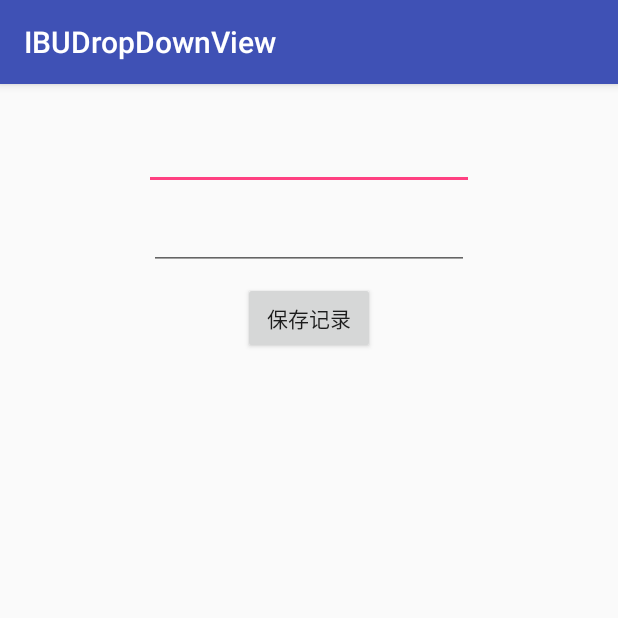
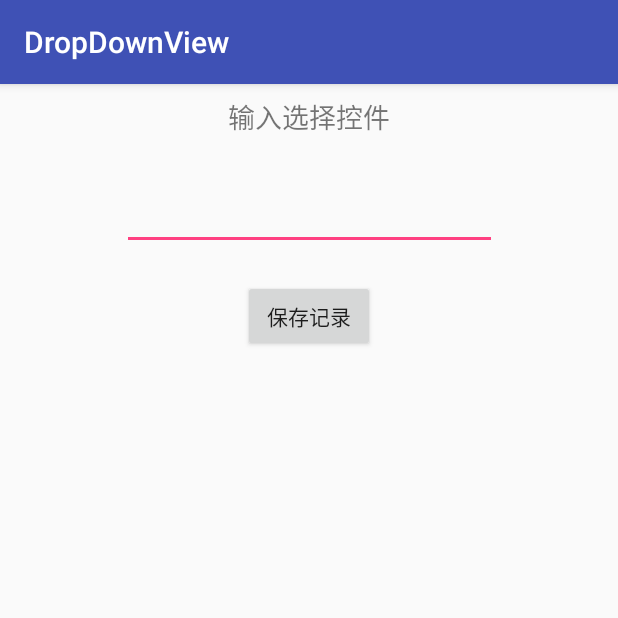
Before and after one commit to bytetang/DropDownAutoCompleteView, an Android app: the screen it shows after launch (MainActivity), on a phone screen of 412 x 824 dp, the top half of it. Run offline under Robolectric (Android 15) with nearby library versions, the phone set to English and light mode, and no system bars.

Commit message:
修改demo

```diff
--- a/app/src/main/res/layout/activity_main.xml
+++ b/app/src/main/res/layout/activity_main.xml
@@ -6,34 +6,44 @@
         android:layout_width="match_parent"
         android:layout_height="match_parent">
 
-    <com.ctrip.ibu.dropdownview.DropDownEditTextView
-            android:id="@+id/dropdownView"
+    <TextView
+            android:text="输入选择控件"
+            android:layout_width="wrap_content"
+            android:layout_height="wrap_content"
+            android:id="@+id/textView"
+            tools:text="输入选择控件"
+            app:layout_constraintStart_toStartOf="parent"
+            app:layout_constraintEnd_toEndOf="parent"
             app:layout_constraintLeft_toLeftOf="parent"
             app:layout_constraintRight_toRightOf="parent"
             app:layout_constraintTop_toTopOf="parent"
-            android:layout_width="220dp"
-            android:layout_height="wrap_content"
-            android:layout_marginTop="25dp"/>
+            android:layout_marginTop="8dp"
+            android:textSize="18sp"/>
 
-    <EditText
-            android:layout_width="wrap_content"
-            android:layout_height="wrap_content"
-            android:inputType="number"
-            android:ems="10"
-            app:layout_constraintLeft_toLeftOf="parent"
-            app:layout_constraintRight_toRightOf="parent"
-            android:id="@+id/editText"
-            android:layout_marginTop="8dp"
-            app:layout_constraintTop_toBottomOf="@+id/dropdownView"/>
 
-    <Button
+    <android.support.v7.widget.AppCompatButton
             android:text="保存记录"
             android:layout_width="wrap_content"
             android:layout_height="wrap_content"
             app:layout_constraintLeft_toLeftOf="parent"
             app:layout_constraintRight_toRightOf="parent"
             android:id="@+id/btnSave"
-            android:layout_marginTop="8dp"
-            app:layout_constraintTop_toBottomOf="@+id/editText"/>
+            android:layout_marginTop="20dp"
+            app:layout_constraintTop_toBottomOf="@+id/dropdownView"/>
+
+
+    <com.ctrip.ibu.dropdownview.DropDownEditTextView
+            android:id="@+id/dropdownView"
+            android:imeOptions="actionNext"
+            android:maxLines="1"
+            android:inputType="textEmailAddress"
+            android:textColor="@color/color_333333"
+            android:textColorHint="@color/color_cccccc"
+            app:layout_constraintLeft_toLeftOf="parent"
+            app:layout_constraintRight_toRightOf="parent"
+            android:layout_width="250dp"
+            android:layout_height="wrap_content"
+            android:layout_marginTop="30dp"
+            app:layout_constraintTop_toBottomOf="@+id/textView"/>
 
 </android.support.constraint.ConstraintLayout>
--- a/app/src/main/res/values/colors.xml
+++ b/app/src/main/res/values/colors.xml
@@ -3,4 +3,6 @@
     <color name="colorPrimary">#3F51B5</color>
     <color name="colorPrimaryDark">#303F9F</color>
     <color name="colorAccent">#FF4081</color>
+    <color name="color_333333">#333333</color>
+    <color name="color_cccccc">#cccccc</color>
 </resources>
--- a/app/src/main/res/values/strings.xml
+++ b/app/src/main/res/values/strings.xml
@@ -1,3 +1,3 @@
 <resources>
-    <string name="app_name">IBUDropDownView</string>
+    <string name="app_name">DropDownView</string>
 </resources>
```
Also changed, not shown: 4 other files.
